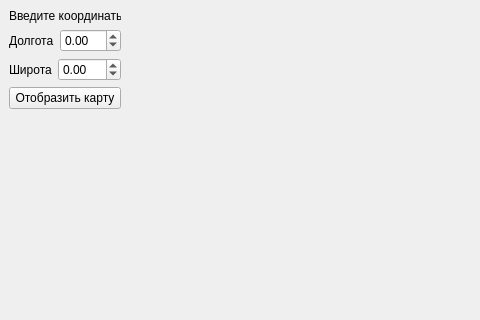
Before: the Qt Designer form Design/first_task_design.ui in andrey-blight/map_api, drawn with Qt 5; both pictures show x 0 to 480 and y 0 to 320 of the 800 by 470 pixel window.
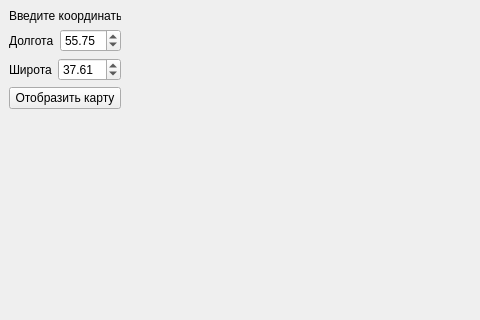
After: the same form once the commit is applied.

```diff
--- a/Design/first_task_design.ui
+++ b/Design/first_task_design.ui
@@ -51,7 +51,7 @@
      <string/>
     </property>
    </widget>
-   <widget class="QWidget" name="">
+   <widget class="QWidget" name="layoutWidget">
     <property name="geometry">
      <rect>
       <x>9</x>
@@ -88,6 +88,9 @@
          <property name="maximum">
           <double>180.000000000000000</double>
          </property>
+         <property name="value">
+          <double>55.750000000000000</double>
+         </property>
         </widget>
        </item>
       </layout>
@@ -118,6 +121,9 @@
          <property name="maximum">
           <double>180.000000000000000</double>
          </property>
+         <property name="value">
+          <double>37.609999999999999</double>
+         </property>
         </widget>
        </item>
       </layout>
```
